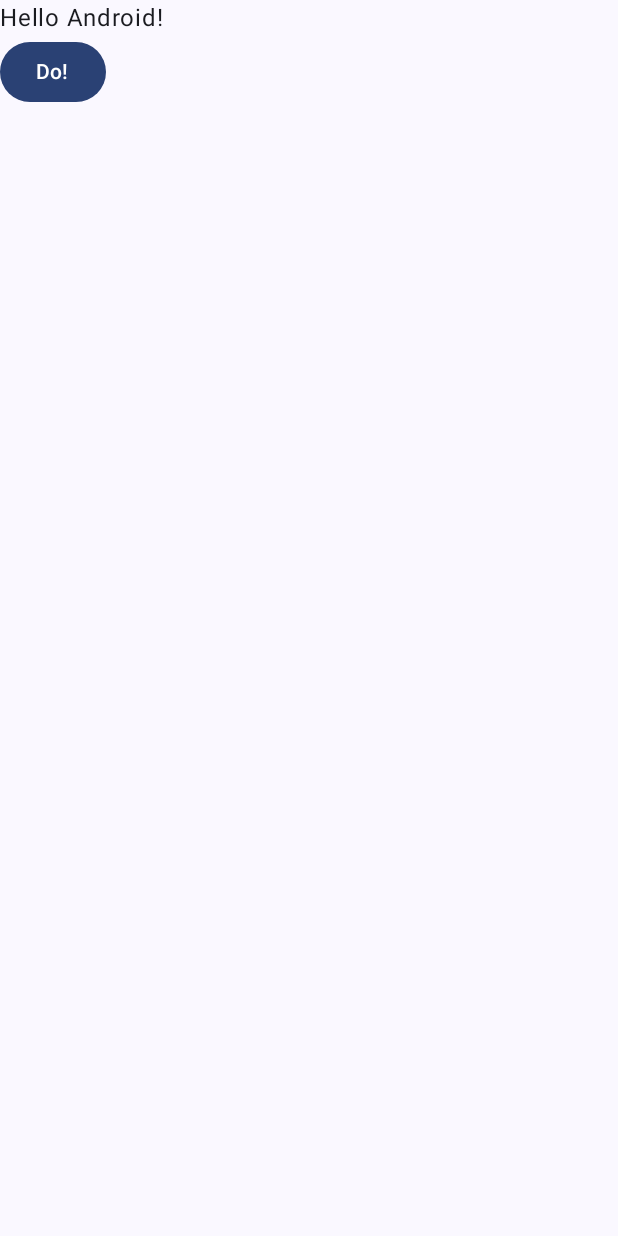
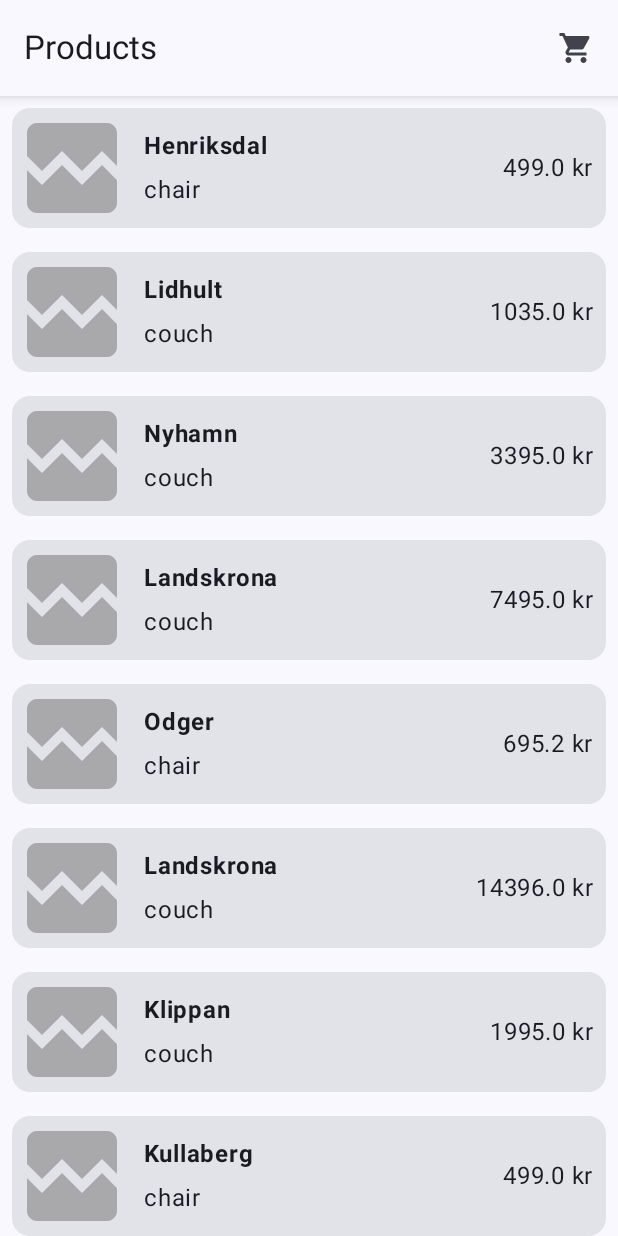
Before and after one commit to VitaliyBeletskiy/Shopper, an Android app built with Jetpack Compose: the screen it shows after launch (MainActivity), on a phone screen of 412 x 824 dp. Run offline under Robolectric (Android 15) with nearby library versions, the phone set to English and light mode, and no system bars; our stand-ins replace Dagger/Hilt's generated code; pictures from the network do not load.

Commit message:
add CartScreen and HomeScreen with navigation; display product list on HomeScreen;

```diff
--- a/app/build.gradle.kts
+++ b/app/build.gradle.kts
@@ -64,6 +64,10 @@ dependencies {
     // Serialization
     implementation(libs.kotlinx.serialization.json)
 
+    // Coil
+    implementation(libs.coil.compose)
+    implementation(libs.coil.network.okhttp)
+
     testImplementation(libs.junit)
     androidTestImplementation(libs.androidx.junit)
     androidTestImplementation(libs.androidx.espresso.core)
--- a/app/src/main/AndroidManifest.xml
+++ b/app/src/main/AndroidManifest.xml
@@ -1,6 +1,8 @@
 <?xml version="1.0" encoding="utf-8"?>
 <manifest xmlns:android="http://schemas.android.com/apk/res/android"
     xmlns:tools="http://schemas.android.com/tools">
+
+    <uses-permission android:name="android.permission.INTERNET" />
 
     <application
         android:name=".ShopperApplication"
--- a/app/src/main/java/vibe/shopper/domain/GetProductsUseCase.kt
+++ b/app/src/main/java/vibe/shopper/domain/GetProductsUseCase.kt
@@ -1,6 +1,8 @@
 package vibe.shopper.domain
 
 import vibe.shopper.data.ProductRepository
+import vibe.shopper.data.model.Chair
+import vibe.shopper.data.model.Couch
 import vibe.shopper.data.model.Failure
 import vibe.shopper.data.model.Product
 import vibe.shopper.data.model.Result
@@ -15,7 +17,18 @@ class GetProductsUseCase @Inject constructor(
     suspend fun getProducts(): Result<List<Product>, Exception> =
         productRepository.getApiProducts().fold(
             ifSuccess = {
-                Success(it.products)
+                val products = it.products.map { product ->
+                    val url =
+                        "https://www.ikea.com/se/sv/images/products/oestanoe-stol-svart-remmarn-moerkgra__1119282_pe873451_s5.jpg?f=xs"
+                    if (product is Chair) {
+                        product.copy(imageUrl = url)
+                    } else {
+//                        (product as Couch).copy(imageUrl = url)
+                        product
+                    }
+                }
+                Success(products)
+//                Success(it.products)
             },
             ifFailure = {
                 Failure(it)
--- a/app/src/main/java/vibe/shopper/ui/ShopperApp.kt
+++ b/app/src/main/java/vibe/shopper/ui/ShopperApp.kt
@@ -5,8 +5,9 @@ import androidx.hilt.navigation.compose.hiltViewModel
 import androidx.navigation.compose.NavHost
 import androidx.navigation.compose.composable
 import androidx.navigation.compose.rememberNavController
-import vibe.shopper.ui.home.HomeScreen
-import vibe.shopper.ui.home.HomeViewModel
+import vibe.shopper.ui.screen.cart.CartScreen
+import vibe.shopper.ui.screen.home.HomeScreen
+import vibe.shopper.ui.screen.home.HomeViewModel
 
 sealed class Screen(val route: String) {
     data object Home : Screen("home")
@@ -15,13 +16,19 @@ sealed class Screen(val route: String) {
 
 @Composable
 fun ShopperApp() {
+    val navController = rememberNavController()
     NavHost(
-        navController = rememberNavController(),
-        startDestination = Screen.Home.route
+        navController = navController,
+        startDestination = Screen.Home.route,
     ) {
         composable(Screen.Home.route) {
             val viewModel = hiltViewModel<HomeViewModel>()
-            HomeScreen(viewModel)
+            HomeScreen(viewModel) {
+                navController.navigate(Screen.Cart.route)
+            }
+        }
+        composable(Screen.Cart.route) {
+            CartScreen()
         }
     }
 }
--- a/app/src/main/java/vibe/shopper/ui/home/HomeScreen.kt
+++ /dev/null
@@ -1,29 +0,0 @@
-package vibe.shopper.ui.home
-
-import androidx.compose.foundation.layout.Column
-import androidx.compose.foundation.layout.fillMaxSize
-import androidx.compose.foundation.layout.padding
-import androidx.compose.material3.Button
-import androidx.compose.material3.Scaffold
-import androidx.compose.material3.Text
-import androidx.compose.runtime.Composable
-import androidx.compose.ui.Modifier
-
-@Composable
-fun HomeScreen(viewModel: HomeViewModel) {
-    Scaffold(modifier = Modifier.fillMaxSize()) { innerPadding ->
-        Column {
-            Text(
-                text = "Hello Android!",
-                modifier = Modifier.padding(innerPadding),
-            )
-            Button(
-                onClick = {
-                    viewModel.getProducts()
-                },
-            ) {
-                Text("Do!")
-            }
-        }
-    }
-}
--- a/app/src/main/java/vibe/shopper/ui/home/HomeViewModel.kt
+++ /dev/null
@@ -1,23 +0,0 @@
-package vibe.shopper.ui.home
-
-import android.util.Log
-import androidx.lifecycle.ViewModel
-import androidx.lifecycle.viewModelScope
-import dagger.hilt.android.lifecycle.HiltViewModel
-import kotlinx.coroutines.launch
-import vibe.shopper.domain.GetProductsUseCase
-import javax.inject.Inject
-
-@Suppress("ktlint:standard:annotation")
-@HiltViewModel
-class HomeViewModel @Inject constructor(
-    private val getProductsUseCase: GetProductsUseCase,
-) : ViewModel() {
-
-    fun getProducts() {
-        viewModelScope.launch {
-            val result = getProductsUseCase.getProducts()
-            Log.d("vitDebug", "getProducts: $result")
-        }
-    }
-}
--- /dev/null
+++ b/app/src/main/java/vibe/shopper/ui/screen/cart/CartScreen.kt
@@ -0,0 +1,9 @@
+package vibe.shopper.ui.screen.cart
+
+import androidx.compose.material3.Text
+import androidx.compose.runtime.Composable
+
+@Composable
+fun CartScreen() {
+    Text("Cart Screen Placeholder")
+}
--- /dev/null
+++ b/app/src/main/java/vibe/shopper/ui/screen/home/HomeScreen.kt
@@ -0,0 +1,159 @@
+package vibe.shopper.ui.screen.home
+
+import android.widget.Toast
+import androidx.compose.foundation.clickable
+import androidx.compose.foundation.layout.Arrangement
+import androidx.compose.foundation.layout.Column
+import androidx.compose.foundation.layout.IntrinsicSize
+import androidx.compose.foundation.layout.Row
+import androidx.compose.foundation.layout.fillMaxHeight
+import androidx.compose.foundation.layout.fillMaxSize
+import androidx.compose.foundation.layout.fillMaxWidth
+import androidx.compose.foundation.layout.height
+import androidx.compose.foundation.layout.padding
+import androidx.compose.foundation.layout.size
+import androidx.compose.foundation.layout.wrapContentHeight
+import androidx.compose.foundation.layout.wrapContentSize
+import androidx.compose.foundation.lazy.LazyColumn
+import androidx.compose.material.icons.Icons
+import androidx.compose.material.icons.filled.ShoppingCart
+import androidx.compose.material3.Card
+import androidx.compose.material3.CircularProgressIndicator
+import androidx.compose.material3.ExperimentalMaterial3Api
+import androidx.compose.material3.Icon
+import androidx.compose.material3.IconButton
+import androidx.compose.material3.MaterialTheme
+import androidx.compose.material3.Scaffold
+import androidx.compose.material3.Surface
+import androidx.compose.material3.Text
+import androidx.compose.material3.TopAppBar
+import androidx.compose.runtime.Composable
+import androidx.compose.runtime.getValue
+import androidx.compose.ui.Modifier
+import androidx.compose.ui.draw.clip
+import androidx.compose.ui.draw.shadow
+import androidx.compose.ui.platform.LocalContext
+import androidx.compose.ui.res.painterResource
+import androidx.compose.ui.res.stringResource
+import androidx.compose.ui.text.font.FontWeight
+import androidx.compose.ui.unit.dp
+import androidx.lifecycle.compose.collectAsStateWithLifecycle
+import coil3.compose.AsyncImage
+import vibe.shopper.R
+import vibe.shopper.data.model.Product
+
+@Composable
+fun HomeScreen(viewModel: HomeViewModel, navigateToCart: () -> Unit) {
+    val uiState by viewModel.uiState.collectAsStateWithLifecycle()
+
+    uiState.messageResId?.let { resId ->
+        Toast.makeText(LocalContext.current, stringResource(resId), Toast.LENGTH_SHORT).show()
+        viewModel.onMessageShown()
+    }
+
+    Scaffold(
+        topBar = {
+            HomeTopAppBar(
+                onCartClick = navigateToCart,
+            )
+        },
+        modifier = Modifier.fillMaxSize(),
+    ) { innerPadding ->
+        if (uiState.isLoading) {
+            Surface(
+                modifier = Modifier
+                    .padding(innerPadding)
+                    .fillMaxSize(),
+            ) {
+                CircularProgressIndicator(
+                    modifier = Modifier.wrapContentSize(),
+                )
+            }
+        } else {
+            ProductList(
+                products = uiState.products,
+                modifier = Modifier.padding(innerPadding),
+            )
+        }
+    }
+}
+
+@Composable
+fun ProductList(products: List<Product>, modifier: Modifier = Modifier) {
+    LazyColumn(modifier = modifier.fillMaxWidth()) {
+        items(count = products.size) { index ->
+            ProductItem(product = products[index])
+        }
+    }
+}
+
+@Composable
+fun ProductItem(product: Product, modifier: Modifier = Modifier) {
+    Card(
+        modifier = modifier
+            .padding(8.dp)
+            .fillMaxWidth()
+            .wrapContentHeight()
+            .clickable { },
+    ) {
+        Row(
+            modifier = Modifier
+                .fillMaxWidth()
+                .height(IntrinsicSize.Min),
+        ) {
+            ProductImage(imageUrl = product.imageUrl)
+            Column(
+                modifier = Modifier
+                    .fillMaxHeight()
+                    .padding(8.dp)
+                    .weight(1f),
+                verticalArrangement = Arrangement.SpaceEvenly,
+            ) {
+                Text(
+                    text = product.name,
+                    fontWeight = FontWeight.Bold,
+                    fontSize = MaterialTheme.typography.bodyLarge.fontSize,
+                )
+                Text(text = product.type)
+            }
+            Column(
+                modifier = Modifier
+                    .fillMaxHeight()
+                    .padding(8.dp),
+                verticalArrangement = Arrangement.Center,
+            ) {
+                Text(text = "${product.price.value} ${product.price.currency}")
+            }
+        }
+    }
+}
+
+@Composable
+fun ProductImage(imageUrl: String, modifier: Modifier = Modifier) {
+    AsyncImage(
+        model = imageUrl,
+        contentDescription = stringResource(R.string.product_image),
+        placeholder = painterResource(R.drawable.ic_loading_img),
+        error = painterResource(R.drawable.ic_broken_image),
+        modifier = modifier
+            .size(80.dp, 80.dp)
+            .clip(MaterialTheme.shapes.small),
+    )
+}
+
+@OptIn(ExperimentalMaterial3Api::class)
+@Composable
+fun HomeTopAppBar(modifier: Modifier = Modifier, onCartClick: () -> Unit) {
+    TopAppBar(
+        modifier = modifier.shadow(elevation = 5.dp),
+        title = { Text(text = stringResource(R.string.products)) },
+        actions = {
+            IconButton(onClick = onCartClick) {
+                Icon(
+                    imageVector = Icons.Filled.ShoppingCart,
+                    contentDescription = "Cart",
+                )
+            }
+        },
+    )
+}
--- /dev/null
+++ b/app/src/main/java/vibe/shopper/ui/screen/home/HomeViewModel.kt
@@ -0,0 +1,60 @@
+package vibe.shopper.ui.screen.home
+
+import androidx.lifecycle.ViewModel
+import androidx.lifecycle.viewModelScope
+import dagger.hilt.android.lifecycle.HiltViewModel
+import kotlinx.coroutines.flow.MutableStateFlow
+import kotlinx.coroutines.flow.StateFlow
+import kotlinx.coroutines.flow.update
+import kotlinx.coroutines.launch
+import vibe.shopper.R
+import vibe.shopper.data.model.Product
+import vibe.shopper.data.model.fold
+import vibe.shopper.domain.GetProductsUseCase
+import javax.inject.Inject
+
+data class HomeUiState(
+    val isLoading: Boolean = false,
+    val products: List<Product> = emptyList(),
+    val messageResId: Int? = null,
+)
+
+@Suppress("ktlint:standard:annotation")
+@HiltViewModel
+class HomeViewModel @Inject constructor(
+    private val getProductsUseCase: GetProductsUseCase,
+) : ViewModel() {
+
+    private val _uiState = MutableStateFlow(HomeUiState())
+    val uiState: StateFlow<HomeUiState>
+        get() = _uiState
+
+    init {
+        getProducts()
+    }
+
+    private fun getProducts() {
+        viewModelScope.launch {
+            changeLoadingTo(true)
+
+            getProductsUseCase.getProducts().fold(
+                ifSuccess = { products ->
+                    _uiState.update { _uiState.value.copy(products = products) }
+                },
+                ifFailure = { _ ->
+                    _uiState.update { _uiState.value.copy(messageResId = R.string.cannot_get_products) }
+                },
+            )
+
+            changeLoadingTo(false)
+        }
+    }
+
+    fun onMessageShown() {
+        _uiState.update { it.copy(messageResId = null) }
+    }
+
+    private fun changeLoadingTo(loading: Boolean) {
+        _uiState.update { _uiState.value.copy(isLoading = loading) }
+    }
+}
--- /dev/null
+++ b/app/src/main/res/drawable/ic_broken_image.xml
@@ -0,0 +1,27 @@
+<!--
+  ~ Copyright 2018, The Android Open Source Project
+  ~
+  ~ Licensed under the Apache License, Version 2.0 (the "License");
+  ~ you may not use this file except in compliance with the License.
+  ~ You may obtain a copy of the License at
+  ~
+  ~     http://www.apache.org/licenses/LICENSE-2.0
+  ~
+  ~ Unless required by applicable law or agreed to in writing, software
+  ~ distributed under the License is distributed on an "AS IS" BASIS,
+  ~ WITHOUT WARRANTIES OR CONDITIONS OF ANY KIND, either express or implied.
+  ~ See the License for the specific language governing permissions and
+  ~ limitations under the License.
+  ~
+  -->
+
+<vector xmlns:android="http://schemas.android.com/apk/res/android"
+    android:width="24dp"
+    android:height="24dp"
+    android:tint="#A9A9AC"
+    android:viewportWidth="24.0"
+    android:viewportHeight="24.0">
+    <path
+        android:fillColor="#FF000000"
+        android:pathData="M21,5v6.59l-3,-3.01 -4,4.01 -4,-4 -4,4 -3,-3.01L3,5c0,-1.1 0.9,-2 2,-2h14c1.1,0 2,0.9 2,2zM18,11.42l3,3.01L21,19c0,1.1 -0.9,2 -2,2L5,21c-1.1,0 -2,-0.9 -2,-2v-6.58l3,2.99 4,-4 4,4 4,-3.99z" />
+</vector>
--- /dev/null
+++ b/app/src/main/res/drawable/ic_loading_img.xml
@@ -0,0 +1,39 @@
+<vector android:height="24dp" android:viewportHeight="72"
+    android:viewportWidth="72" android:width="24dp" xmlns:android="http://schemas.android.com/apk/res/android">
+    <path android:fillColor="#cccccf"
+        android:pathData="M36.06,28.92L36.06,32.18"
+        android:strokeColor="#e7e7e7" android:strokeLineCap="round" android:strokeWidth="1"/>
+    <path android:fillColor="#c8c8cc"
+        android:pathData="M39.45,29.88L37.82,32.71"
+        android:strokeColor="#cacaca" android:strokeLineCap="round" android:strokeWidth="1"/>
+    <path android:fillColor="#bbbbbe"
+        android:pathData="M42.12,32.32L39.3,33.95"
+        android:strokeColor="#cdcdcd" android:strokeLineCap="round" android:strokeWidth="1"/>
+    <path android:fillColor="#b2b2b7"
+        android:pathData="M39.8,35.98L43.06,35.98"
+        android:strokeColor="#cbcbcb" android:strokeLineCap="round" android:strokeWidth="1"/>
+    <path android:fillColor="#d0d0d4"
+        android:pathData="M32.77,29.99L34.4,32.81"
+        android:strokeColor="#ededed" android:strokeLineCap="round" android:strokeWidth="1"/>
+    <path android:fillColor="#949497"
+        android:pathData="M30.1,32.42L32.92,34.05"
+        android:strokeColor="#525252" android:strokeLineCap="round" android:strokeWidth="1"/>
+    <path android:fillColor="#97979b"
+        android:pathData="M32.42,35.98L29.16,35.98"
+        android:strokeColor="#6e6e6e" android:strokeLineCap="round" android:strokeWidth="1"/>
+    <path android:fillColor="#a8a8ac"
+        android:pathData="M36.06,43.08L36.06,39.82"
+        android:strokeColor="#a0a0a0" android:strokeLineCap="round" android:strokeWidth="1"/>
+    <path android:fillColor="#cacaca"
+        android:pathData="M39.7,41.99L38.07,39.16"
+        android:strokeColor="#cacaca" android:strokeLineCap="round" android:strokeWidth="1"/>
+    <path android:fillColor="#b6b6ba"
+        android:pathData="M42.19,39.4L39.37,37.77"
+        android:strokeColor="#ccc" android:strokeLineCap="round" android:strokeWidth="1"/>
+    <path android:fillColor="#a1a1a5"
+        android:pathData="M32.46,41.98L34.09,39.16"
+        android:strokeColor="#909090" android:strokeLineCap="round" android:strokeWidth="1"/>
+    <path android:fillColor="#9d9da0"
+        android:pathData="M29.85,39.4L32.67,37.77"
+        android:strokeColor="#7a7a7a" android:strokeLineCap="round" android:strokeWidth="1"/>
+</vector>
--- a/app/src/main/res/values/strings.xml
+++ b/app/src/main/res/values/strings.xml
@@ -1,3 +1,6 @@
 <resources>
     <string name="app_name">Shopper</string>
+    <string name="products">Products</string>
+    <string name="cannot_get_products">Something went wrong. Try again later.</string>
+    <string name="product_image">Product image</string>
 </resources>
--- a/gradle/libs.versions.toml
+++ b/gradle/libs.versions.toml
@@ -1,5 +1,6 @@
 [versions]
 agp = "8.8.1"
+coilCompose = "3.1.0"
 hilt = "2.54"
 hiltNavigationCompose = "1.2.0"
 kotlin = "2.1.0"
@@ -19,6 +20,8 @@ serialization = "2.1.0"
 androidx-core-ktx = { group = "androidx.core", name = "core-ktx", version.ref = "coreKtx" }
 androidx-hilt-navigation-compose = { module = "androidx.hilt:hilt-navigation-compose", version.ref = "hiltNavigationCompose" }
 androidx-navigation-compose = { module = "androidx.navigation:navigation-compose", version.ref = "navigationCompose" }
+coil-compose = { module = "io.coil-kt.coil3:coil-compose", version.ref = "coilCompose" }
+coil-network-okhttp = { module = "io.coil-kt.coil3:coil-network-okhttp", version.ref = "coilCompose" }
 hilt-android = { module = "com.google.dagger:hilt-android", version.ref = "hilt" }
 hilt-android-compiler = { module = "com.google.dagger:hilt-android-compiler", version.ref = "hilt" }
 junit = { group = "junit", name = "junit", version.ref = "junit" }
```
